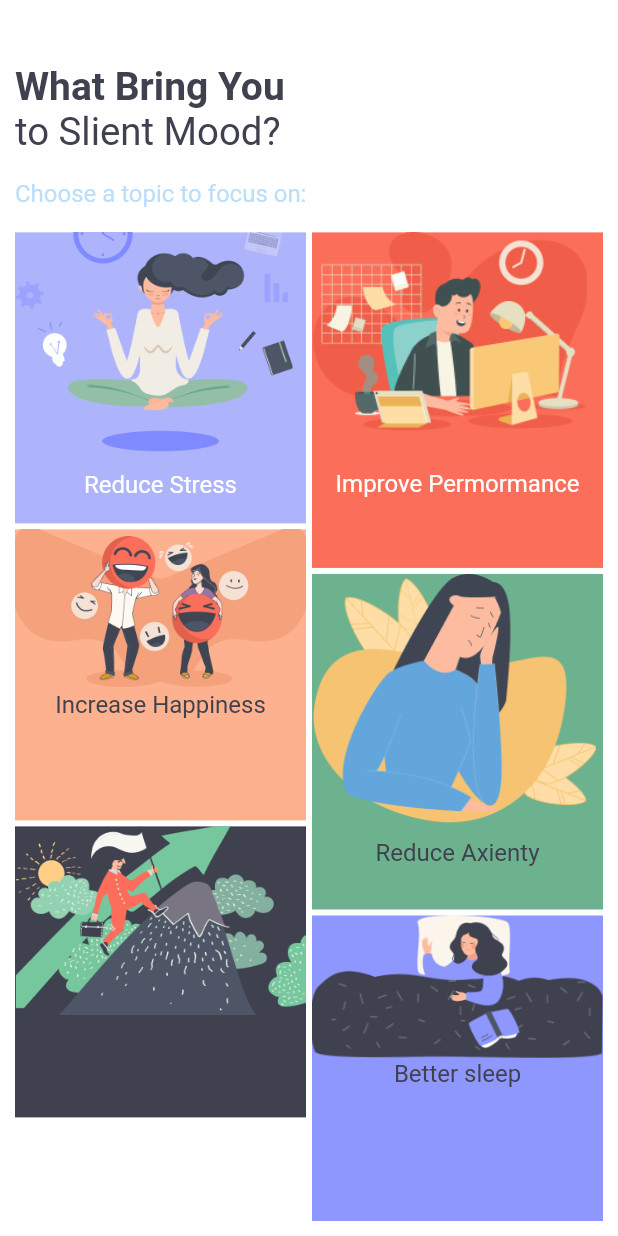
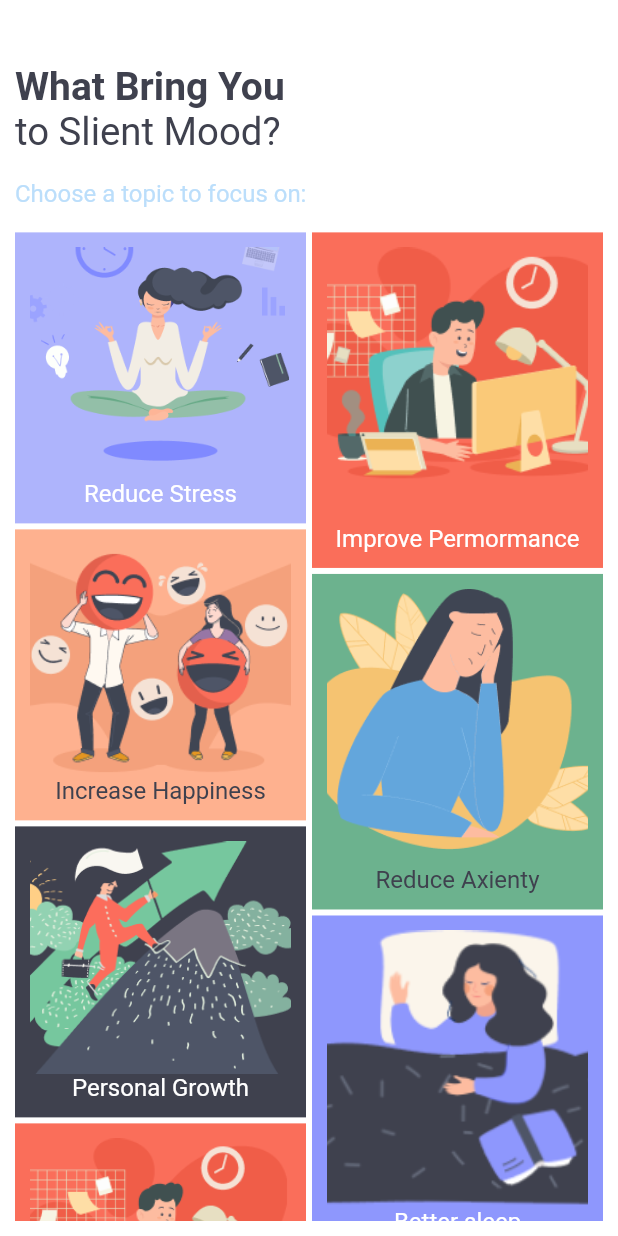
Before and after one commit to imsujan276/mediation_app_ui_flutter, a Flutter app: the TopicView screen opened by its route, on a phone screen of 412 x 824 dp. Run offline on Flutter 3.47's test engine with Material 2 defaults, Android fonts, the phone set to English and light mode, and no system bars; our stand-ins replace device_info, dio, flutter_easyloading, get, hexcolor; project files that could hold a hidden picture were left out.

Commit message:
fixing small bugs

```diff
--- a/lib/app/data/model/topic_model.dart
+++ b/lib/app/data/model/topic_model.dart
@@ -6,11 +6,13 @@ class TopicModel {
   final String image;
   final VoidCallback onTap;
   final Color color;
+  final int code;
 
   TopicModel({
     required this.text,
     required this.image,
     required this.onTap,
     required this.color,
+    required this.code,
   });
 }
--- a/lib/app/data/repositories/topic_data_repositories.dart
+++ b/lib/app/data/repositories/topic_data_repositories.dart
@@ -8,36 +8,70 @@ List<TopicModel> topics = [
     image: AppImage.reduceStress,
     onTap: () {},
     color: AppColors.reduceStressbackground,
+    code: 0,
   ),
   new TopicModel(
     text: 'Improve Permormance',
     image: AppImage.officeWork,
     onTap: () {},
     color: AppColors.improvePerformance,
+    code: 0,
   ),
   new TopicModel(
     text: 'Increase Happiness',
     image: AppImage.increaseHappinessEmoji,
     onTap: () {},
     color: AppColors.increasehappyness,
+    code: 1,
   ),
   new TopicModel(
     text: 'Reduce Axienty',
     image: AppImage.ladything,
     onTap: () {},
     color: AppColors.softgreen,
+    code: 1,
   ),
   new TopicModel(
     text: 'Personal Growth',
     image: AppImage.mountainClimb,
     onTap: () {},
     color: AppColors.textColor,
+    code: 0,
   ),
   new TopicModel(
     text: 'Better sleep',
     image: AppImage.sleeping,
     onTap: () {},
     color: AppColors.primaryCOLOR,
+    code: 0,
+  ),
+  new TopicModel(
+    text: 'Improve Permormance',
+    image: AppImage.officeWork,
+    onTap: () {},
+    color: AppColors.improvePerformance,
+    code: 1,
+  ),
+  new TopicModel(
+    text: 'Increase Happiness',
+    image: AppImage.increaseHappinessEmoji,
+    onTap: () {},
+    color: AppColors.increasehappyness,
+    code: 1,
+  ),
+  new TopicModel(
+    text: 'Reduce Stress',
+    image: AppImage.reduceStress,
+    onTap: () {},
+    color: AppColors.reduceStressbackground,
+    code: 0,
+  ),
+  new TopicModel(
+    text: 'Improve Permormance',
+    image: AppImage.officeWork,
+    onTap: () {},
+    color: AppColors.improvePerformance,
+    code: 0,
   ),
   // new TopicModel(
   //   text: 'Reduce Stress',
--- a/lib/app/modules/signin/views/signin_view.dart
+++ b/lib/app/modules/signin/views/signin_view.dart
@@ -57,7 +57,9 @@ class SigninView extends GetView<SigninController> {
                   height: appService.sheight * .06,
                   child: CustomRoundButton(
                     label: Strings.signin.toUpperCase(),
-                    onPressed: () {},
+                    onPressed: () {
+                      Get.to(SigninView());
+                    },
                   ),
                 ),
                 HeightWidget(
--- a/lib/app/modules/splash/views/splash_view.dart
+++ b/lib/app/modules/splash/views/splash_view.dart
@@ -8,6 +8,7 @@ import 'package:meditation/app/constant/constants.dart';
 import 'package:meditation/app/constant/controller_service.dart';
 import 'package:meditation/app/modules/signin/views/signin_view.dart';
 import 'package:meditation/app/modules/signin/widget/height_widget.dart';
+import 'package:meditation/app/modules/signup/views/signup_view.dart';
 import 'package:meditation/app/modules/splash/widget/logo_header_with_text.dart';
 import 'package:meditation/app/widgets/button/button_widget.dart';
 import 'package:meditation/app/widgets/clipper/clipper_widget.dart';
@@ -95,7 +96,9 @@ class Body extends StatelessWidget {
                     ),
                     CustomRoundButton(
                       label: Strings.signup.toUpperCase(),
-                      onPressed: () {},
+                      onPressed: () {
+                        Get.to(SignupView());
+                      },
                       // backgroundColor: Theme.of(context).primaryColor,
                       // textColor: AppColors.WHITE,
                     ),
--- a/lib/app/modules/topic/controllers/topic_controller.dart
+++ b/lib/app/modules/topic/controllers/topic_controller.dart
@@ -4,17 +4,6 @@ class TopicController extends GetxController {
   @override
   void onInit() {
     super.onInit();
-  }
-
-  int a = 0;
-  bool numCount(int index) {
-    if (index < 2) {
-      a++;
-      return true;
-    } else {
-      a = 0;
-      return false;
-    }
   }
 
   @override
--- a/lib/app/modules/topic/views/topic_view.dart
+++ b/lib/app/modules/topic/views/topic_view.dart
@@ -12,7 +12,12 @@ import 'package:meditation/app/widgets/text/normal_widget.dart';
 
 import '../controllers/topic_controller.dart';
 
-class TopicView extends GetView<TopicController> {
+class TopicView extends StatefulWidget {
+  @override
+  _TopicViewState createState() => _TopicViewState();
+}
+
+class _TopicViewState extends State<TopicView> {
   @override
   Widget build(BuildContext context) {
     return Scaffold(
@@ -46,19 +51,28 @@ class TopicView extends GetView<TopicController> {
               itemCount: topics.length,
               itemBuilder: (BuildContext context, int index) => new Container(
                   color: topics[index].color,
+                  child: Container(
+                    decoration: BoxDecoration(
+                        borderRadius:
+                            BorderRadius.circular(Constants.defaultRadus)),
+                    padding: const EdgeInsets.all(Constants.defaultPadding),
                     child: Column(
+                      mainAxisAlignment: MainAxisAlignment.spaceBetween,
                       children: [
-                      Image.asset(
+                        Expanded(
+                          child: Image.asset(
                             topics[index].image,
                             fit: BoxFit.fitHeight,
                           ),
+                        ),
                         NormalText(
                           topics[index].text,
-                        color: controller.numCount(index)
+                          color: topics[index].code == 0
                               ? AppColors.WHITE
                               : AppColors.textColor,
                         )
                       ],
+                    ),
                   )),
               staggeredTileBuilder: (int index) =>
                   new StaggeredTile.count(2, index.isEven ? 2 : 2.3),
--- a/lib/app/modules/welcome/views/welcome_view.dart
+++ b/lib/app/modules/welcome/views/welcome_view.dart
@@ -7,6 +7,7 @@ import 'package:meditation/app/constant/colors.dart';
 import 'package:meditation/app/constant/controller_service.dart';
 import 'package:meditation/app/modules/signin/widget/height_widget.dart';
 import 'package:meditation/app/modules/splash/widget/logo_header_with_text.dart';
+import 'package:meditation/app/modules/topic/bindings/topic_binding.dart';
 import 'package:meditation/app/modules/topic/views/topic_view.dart';
 import 'package:meditation/app/widgets/button/button_widget.dart';
 import 'package:meditation/app/widgets/text/header_widget.dart';
@@ -43,7 +44,7 @@ class WelcomeView extends GetView<WelcomeController> {
                 child: CustomRoundButton(
                   label: Strings.getstarted.toUpperCase(),
                   onPressed: () {
-                    Get.to(() => TopicView());
+                    Get.to(() => TopicView(), binding: TopicBinding());
                   },
                   backgroundColor: AppColors.WHITE,
                   textColor: AppColors.textColor,
```
Lines whose indentation alone changed are shown as unchanged.
